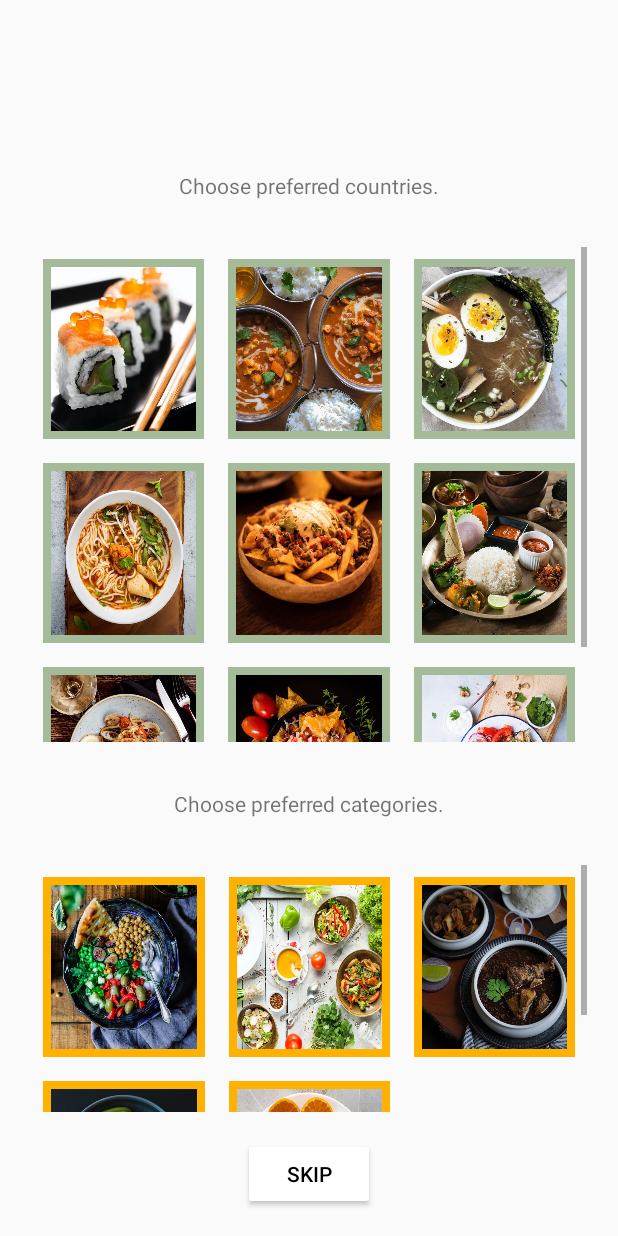
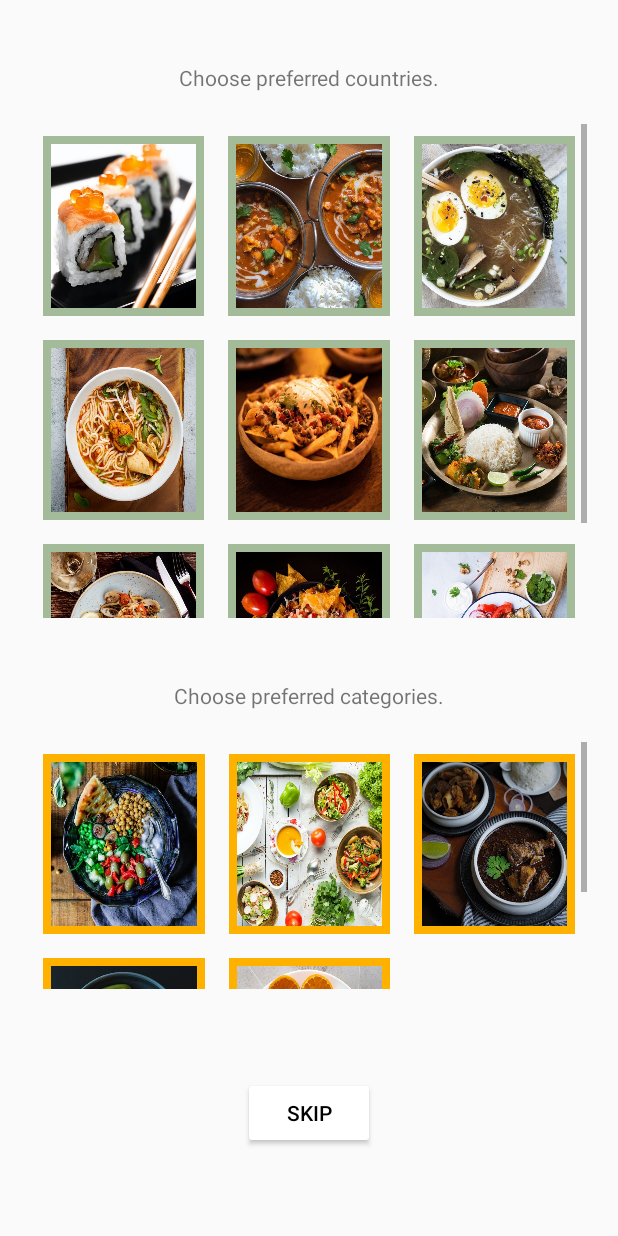
Before and after one commit to dennx2/android-cooking-app, an Android app: the layout activity_3_survey.xml on its own in the app's theme, with its tools: preview values and no code run, on a phone screen of 412 x 824 dp. Run offline under Robolectric (Android 15) with nearby library versions, the phone set to English and light mode, and no system bars.

Commit message:
survey page removed the unwanted header vertical spacing by making adjustments in the guidelines

```diff
--- a/app/src/main/java/com/codecrafters/cookingapp/MainActivity.java
+++ b/app/src/main/java/com/codecrafters/cookingapp/MainActivity.java
@@ -9,6 +9,6 @@ public class MainActivity extends AppCompatActivity {
     @Override
     protected void onCreate(Bundle savedInstanceState) {
         super.onCreate(savedInstanceState);
-        setContentView(R.layout.activity_5_signup);
+        setContentView(R.layout.activity_3_survey);
     }
 }
--- a/app/src/main/res/layout/activity_3_survey.xml
+++ b/app/src/main/res/layout/activity_3_survey.xml
@@ -12,22 +12,14 @@
         android:layout_width="wrap_content"
         android:layout_height="wrap_content"
         android:orientation="horizontal"
-        app:layout_constraintGuide_percent="0.1"
-        app:layout_constraintTop_toTopOf="parent" />
+        app:layout_constraintGuide_percent="0.1" />
 
     <androidx.constraintlayout.widget.Guideline
-        android:id="@+id/glh_20pc"
+        android:id="@+id/glh_50pc"
         android:layout_width="wrap_content"
         android:layout_height="wrap_content"
         android:orientation="horizontal"
-        app:layout_constraintGuide_percent="0.2" />
-
-    <!--    <androidx.constraintlayout.widget.Guideline-->
-    <!--        android:id="@+id/glh_40pc"-->
-    <!--        android:layout_width="wrap_content"-->
-    <!--        android:layout_height="wrap_content"-->
-    <!--        android:orientation="horizontal"-->
-    <!--        app:layout_constraintGuide_percent="0.4" />-->
+        app:layout_constraintGuide_percent="0.5" />
 
     <androidx.constraintlayout.widget.Guideline
         android:id="@+id/glh_60pc"
@@ -37,18 +29,11 @@
         app:layout_constraintGuide_percent="0.6" />
 
     <androidx.constraintlayout.widget.Guideline
-        android:id="@+id/glh_70pc"
+        android:id="@+id/glh_80pc"
         android:layout_width="wrap_content"
         android:layout_height="wrap_content"
         android:orientation="horizontal"
-        app:layout_constraintGuide_percent="0.7" />
-
-    <androidx.constraintlayout.widget.Guideline
-        android:id="@+id/glh_90pc"
-        android:layout_width="wrap_content"
-        android:layout_height="wrap_content"
-        android:orientation="horizontal"
-        app:layout_constraintGuide_percent="0.9" />
+        app:layout_constraintGuide_percent="0.8" />
     <!--    end of Horizontal guidelines-->
 
     <!--    Vertical guidelines-->
@@ -59,20 +44,6 @@
         android:orientation="vertical"
         app:layout_constraintGuide_percent=".05"
         app:layout_constraintTop_toTopOf="parent" />
-
-    <!--    <androidx.constraintlayout.widget.Guideline-->
-    <!--        android:id="@+id/glv_35pc"-->
-    <!--        android:layout_width="wrap_content"-->
-    <!--        android:layout_height="wrap_content"-->
-    <!--        android:orientation="vertical"-->
-    <!--        app:layout_constraintGuide_percent=".35" />-->
-
-    <!--    <androidx.constraintlayout.widget.Guideline-->
-    <!--        android:id="@+id/glv_65pc"-->
-    <!--        android:layout_width="wrap_content"-->
-    <!--        android:layout_height="wrap_content"-->
-    <!--        android:orientation="vertical"-->
-    <!--        app:layout_constraintGuide_percent="0.65" />-->
 
     <androidx.constraintlayout.widget.Guideline
         android:id="@+id/glv_95pc"
@@ -88,21 +59,22 @@
         android:id="@+id/s1_countries_title"
         android:layout_width="wrap_content"
         android:layout_height="wrap_content"
+        android:paddingTop="20dp"
         android:text="Choose preferred countries."
-        app:layout_constraintBottom_toTopOf="@id/glh_20pc"
+        app:layout_constraintBottom_toTopOf="@id/glh_10pc"
         app:layout_constraintEnd_toEndOf="@id/glv_95pc"
         app:layout_constraintStart_toStartOf="@id/glv_5pc"
-        app:layout_constraintTop_toBottomOf="@id/glh_10pc" />
+        app:layout_constraintTop_toTopOf="parent" />
 
     <!--    image buttons for preferred countries (nx3,scroll view)-->
 
     <ScrollView
         android:layout_width="0dp"
         android:layout_height="0dp"
-        app:layout_constraintBottom_toTopOf="@id/glh_60pc"
+        app:layout_constraintBottom_toTopOf="@id/glh_50pc"
         app:layout_constraintEnd_toEndOf="@id/glv_95pc"
         app:layout_constraintStart_toStartOf="@id/glv_5pc"
-        app:layout_constraintTop_toBottomOf="@id/glh_20pc">
+        app:layout_constraintTop_toBottomOf="@id/glh_10pc">
 
 
         <GridLayout
@@ -239,20 +211,21 @@
         android:id="@+id/s2_categories_title"
         android:layout_width="wrap_content"
         android:layout_height="wrap_content"
+        android:paddingTop="20dp"
         android:text="Choose preferred categories."
-        app:layout_constraintBottom_toTopOf="@id/glh_70pc"
+        app:layout_constraintBottom_toTopOf="@id/glh_60pc"
         app:layout_constraintEnd_toEndOf="@id/glv_95pc"
         app:layout_constraintStart_toStartOf="@id/glv_5pc"
-        app:layout_constraintTop_toBottomOf="@id/glh_60pc" />
+        app:layout_constraintTop_toBottomOf="@id/glh_50pc" />
 
     <!--    image buttons for preferred categories (nx3,scroll view)-->
     <ScrollView
         android:layout_width="0dp"
         android:layout_height="0dp"
-        app:layout_constraintBottom_toTopOf="@id/glh_90pc"
+        app:layout_constraintBottom_toTopOf="@id/glh_80pc"
         app:layout_constraintEnd_toEndOf="@id/glv_95pc"
         app:layout_constraintStart_toStartOf="@id/glv_5pc"
-        app:layout_constraintTop_toBottomOf="@id/glh_70pc">
+        app:layout_constraintTop_toBottomOf="@id/glh_60pc">
 
 
         <GridLayout
@@ -341,7 +314,6 @@
         app:layout_constraintBottom_toBottomOf="parent"
         app:layout_constraintEnd_toEndOf="parent"
         app:layout_constraintStart_toStartOf="parent"
-        app:layout_constraintTop_toBottomOf="@id/glh_90pc" />
-
+        app:layout_constraintTop_toBottomOf="@id/glh_80pc" />
 
 </androidx.constraintlayout.widget.ConstraintLayout>
```
